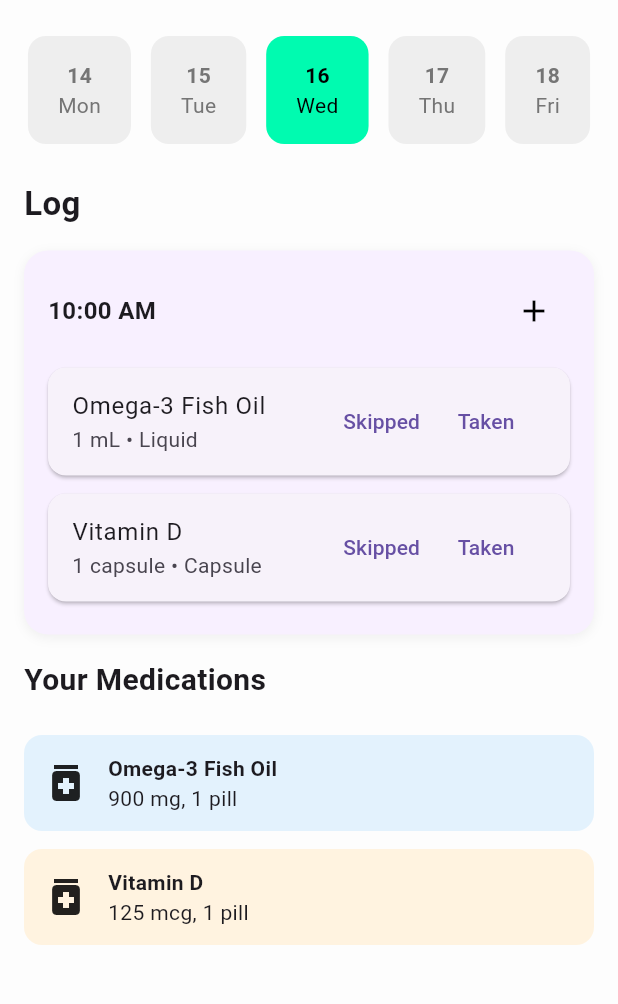
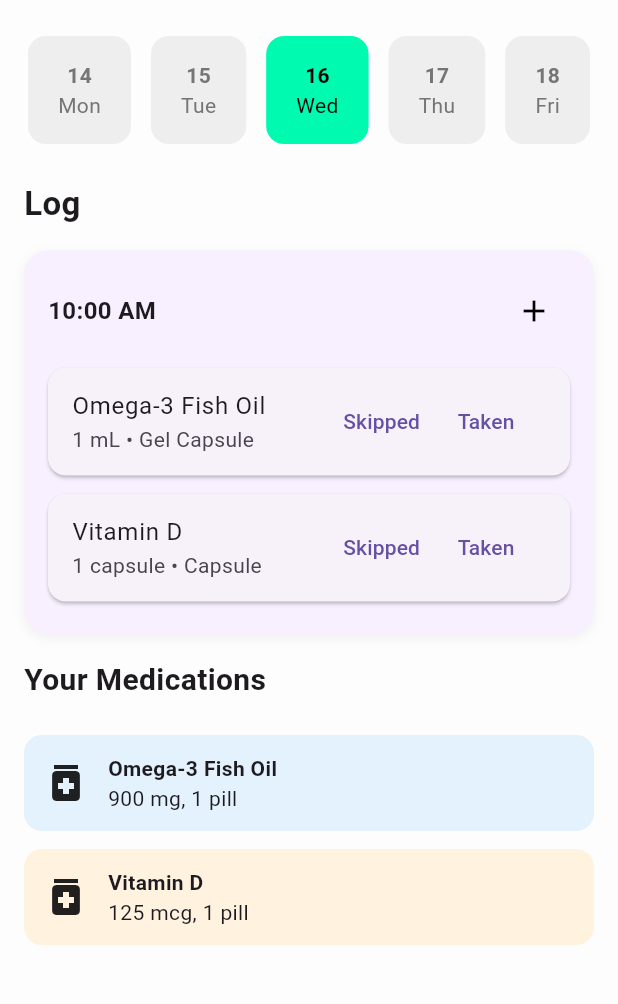
Before and after one commit to texasluminescence/medimatch, a Flutter app: the CalendarPage screen opened directly, on a phone screen of 412 x 824 dp, the part 84-1088 px from its top. Run offline on Flutter 3.47's test engine with Material 3 defaults, Android fonts, the phone set to English and light mode, and no system bars; our stand-ins replace flutter_dotenv, google_sign_in, image_picker, shared_preferences; missing offline and left inert: amplify_auth_cognito, amplify_flutter, flutter_barcode_scanner, mongo_dart; accounts and stored records are empty.

Commit message:
quick fix

```diff
--- a/lib/calendar_page.dart
+++ b/lib/calendar_page.dart
@@ -15,7 +15,7 @@ class _CalendarPageState extends State<CalendarPage> {
   int selectedDay = DateTime.now().day;
 
   List<Map<String, String>> activeMedications = [
-    {"name": "Omega-3 Fish Oil", "dose": "1 mL", "type": "Liquid"},
+    {"name": "Omega-3 Fish Oil", "dose": "1 mL", "type": "Gel Capsule"},
     {"name": "Vitamin D", "dose": "1 capsule", "type": "Capsule"},
   ];
 
```
